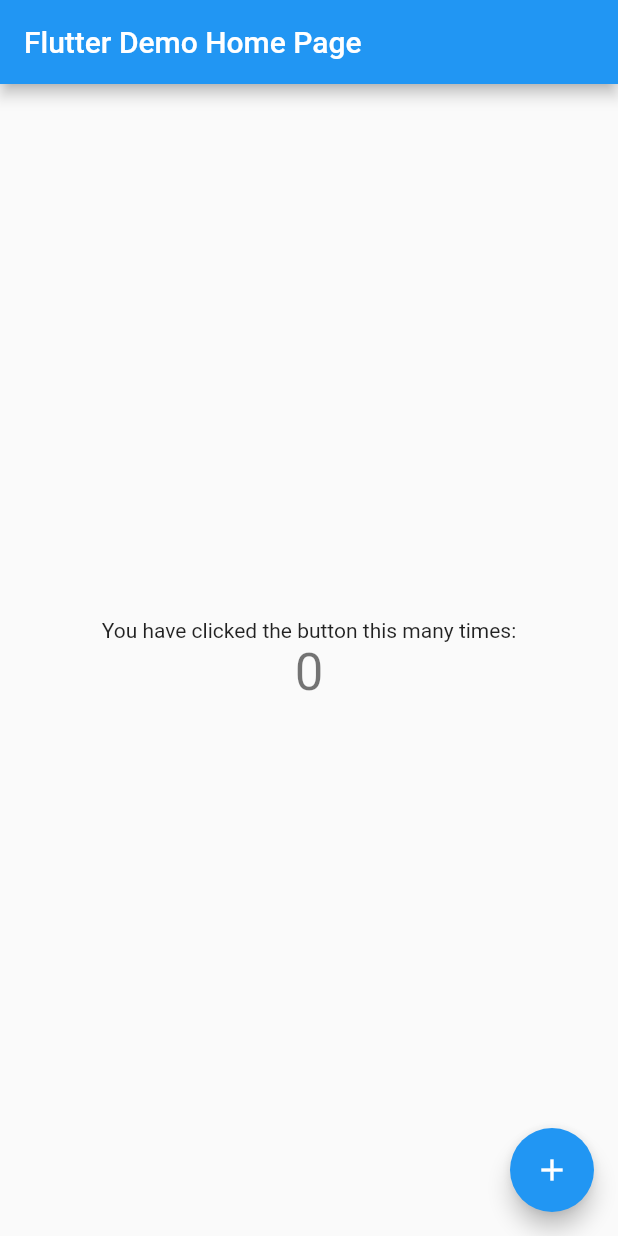
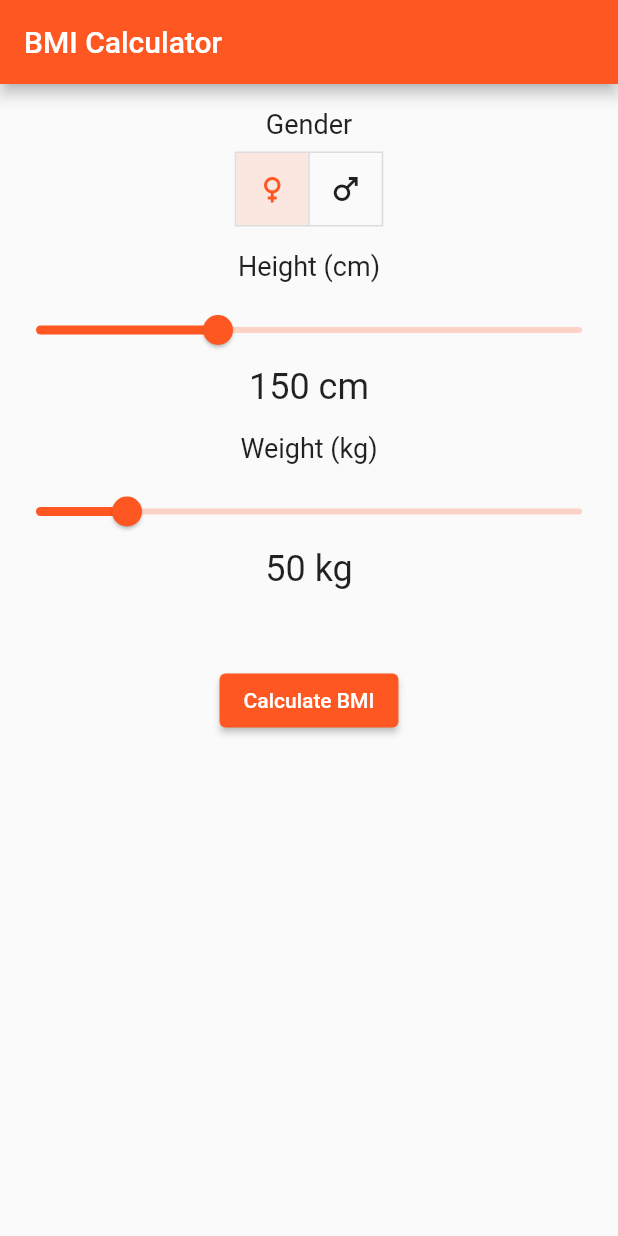
Before and after one commit to aniqaqill/BMI-Calculator, a Flutter app: the screen it shows after launch, on a phone screen of 412 x 824 dp. Run offline on Flutter 3.47's test engine with Material 2 defaults, Android fonts, the phone set to English and light mode, and no system bars.

Commit message:
Create a simple BMI calculator App

```diff
--- /dev/null
+++ b/lib/bmi_calculator.dart
@@ -0,0 +1,142 @@
+import 'package:flutter/material.dart';
+
+class BMICalculator extends StatefulWidget {
+  const BMICalculator({Key? key}) : super(key: key);
+
+  @override
+  // ignore: library_private_types_in_public_api
+  _BMICalculatorState createState() => _BMICalculatorState();
+}
+
+class _BMICalculatorState extends State<BMICalculator> {
+  int _selectedIndex = 0;
+  double _height = 150;
+  double _weight = 50;
+
+  void _onGenderSelected(int index) {
+    setState(() {
+      _selectedIndex = index;
+    });
+  }
+
+  void _onHeightChanged(double value) {
+    setState(() {
+      _height = value;
+    });
+  }
+
+  void _onWeightChanged(double value) {
+    setState(() {
+      _weight = value;
+    });
+  }
+
+  void _onSubmit() {
+    double bmi = _weight / ((_height / 100) * (_height / 100));
+    String result = _getResultText(bmi);
+    showDialog(
+      context: context,
+      builder: (_) => AlertDialog(
+        title: const Text('BMI Result'),
+        content: Text(result),
+        actions: [
+          TextButton(
+            onPressed: () {
+              Navigator.pop(context);
+            },
+            child: const Text('OK'),
+          ),
+        ],
+      ),
+    );
+  }
+
+  String _getResultText(double bmi) {
+    String result;
+    if (bmi < 18.5) {
+      result = 'Underweight (BMI: ${bmi.toStringAsFixed(1)})';
+    } else if (bmi < 25) {
+      result = 'Normal (BMI: ${bmi.toStringAsFixed(1)})';
+    } else if (bmi < 30) {
+      result = 'Overweight (BMI: ${bmi.toStringAsFixed(1)})';
+    } else {
+      result = 'Obese (BMI: ${bmi.toStringAsFixed(1)})';
+    }
+    return result;
+  }
+
+  @override
+  Widget build(BuildContext context) {
+    return Scaffold(
+      appBar: AppBar(
+        title: const Text('BMI Calculator'),
+      ),
+      body: Column(
+        mainAxisAlignment: MainAxisAlignment.start,
+        crossAxisAlignment: CrossAxisAlignment.center,
+        children: [
+          const SizedBox(height: 16),
+          const Text(
+            'Gender',
+            style: TextStyle(fontSize: 18),
+          ),
+          const SizedBox(height: 8),
+          ToggleButtons(
+            isSelected: [_selectedIndex == 0, _selectedIndex == 1],
+            onPressed: _onGenderSelected,
+            selectedColor: Theme.of(context).colorScheme.secondary,
+            children: const [
+              Icon(Icons.female),
+              Icon(Icons.male),
+            ],
+          ),
+          const SizedBox(height: 16),
+          const Text(
+            'Height (cm)',
+            style: TextStyle(fontSize: 18),
+          ),
+          const SizedBox(height: 8),
+          Slider(
+            value: _height,
+            min: 100,
+            max: 250,
+            onChanged: _onHeightChanged,
+          ),
+          Text(
+            '${_height.toStringAsFixed(0)} cm',
+            textAlign: TextAlign.center,
+            style: const TextStyle(fontSize: 24),
+          ),
+          const SizedBox(height: 16),
+          const Text(
+            'Weight (kg)',
+            style: TextStyle(fontSize: 18),
+          ),
+          const SizedBox(height: 8),
+          Slider(
+            value: _weight,
+            min: 30,
+            max: 150,
+            onChanged: _onWeightChanged,
+          ),
+          Text(
+            '${_weight.toStringAsFixed(0)} kg',
+            textAlign: TextAlign.center,
+            style: const TextStyle(fontSize: 24),
+          ),
+          const SizedBox(height: 50),
+          ElevatedButton(
+              onPressed: () {
+                _onSubmit();
+              },
+              style: ButtonStyle(
+                backgroundColor: MaterialStateProperty.all<Color>(
+                  Theme.of(context).colorScheme.secondary,
+                ),
+              ),
+              child: const Text('Calculate BMI')),
+        ],
+      ),
+    );
+  }
+}
--- a/lib/main.dart
+++ b/lib/main.dart
@@ -1,4 +1,5 @@
 import 'package:flutter/material.dart';
+import 'bmi_calculator.dart';
 
 void main() {
   runApp(const MyApp());
@@ -11,105 +12,12 @@
   @override
   Widget build(BuildContext context) {
     return MaterialApp(
-      title: 'Flutter Demo',
+      title: 'BMI Calculator',
       theme: ThemeData(
-        // This is the theme of your application.
-        //
-        // Try running your application with "flutter run". You'll see the
-        // application has a blue toolbar. Then, without quitting the app, try
-        // changing the primarySwatch below to Colors.green and then invoke
-        // "hot reload" (press "r" in the console where you ran "flutter run",
-        // or simply save your changes to "hot reload" in a Flutter IDE).
-        // Notice that the counter didn't reset back to zero; the application
-        // is not restarted.
-        primarySwatch: Colors.blue,
+        primarySwatch: Colors.deepOrange,
       ),
-      home: const MyHomePage(title: 'Flutter Demo Home Page'),
+      // home: const MyHomePage(title: 'Aniq BMI Calculator'),
+      home: BMICalculator(),
     );
   }
 }
-
-class MyHomePage extends StatefulWidget {
-  const MyHomePage({super.key, required this.title});
-
-  // This widget is the home page of your application. It is stateful, meaning
-  // that it has a State object (defined below) that contains fields that affect
-  // how it looks.
-
-  // This class is the configuration for the state. It holds the values (in this
-  // case the title) provided by the parent (in this case the App widget) and
-  // used by the build method of the State. Fields in a Widget subclass are
-  // always marked "final".
-
-  final String title;
-
-  @override
-  State<MyHomePage> createState() => _MyHomePageState();
-}
-
-class _MyHomePageState extends State<MyHomePage> {
-  int _counter = 0;
-
-  void _incrementCounter() {
-    setState(() {
-      // This call to setState tells the Flutter framework that something has
-      // changed in this State, which causes it to rerun the build method below
-      // so that the display can reflect the updated values. If we changed
-      // _counter without calling setState(), then the build method would not be
-      // called again, and so nothing would appear to happen.
-      _counter++;
-    });
-  }
-
-  @override
-  Widget build(BuildContext context) {
-    // This method is rerun every time setState is called, for instance as done
-    // by the _incrementCounter method above.
-    //
-    // The Flutter framework has been optimized to make rerunning build methods
-    // fast, so that you can just rebuild anything that needs updating rather
-    // than having to individually change instances of widgets.
-    return Scaffold(
-      appBar: AppBar(
-        // Here we take the value from the MyHomePage object that was created by
-        // the App.build method, and use it to set our appbar title.
-        title: Text(widget.title),
-      ),
-      body: Center(
-        // Center is a layout widget. It takes a single child and positions it
-        // in the middle of the parent.
-        child: Column(
-          // Column is also a layout widget. It takes a list of children and
-          // arranges them vertically. By default, it sizes itself to fit its
-          // children horizontally, and tries to be as tall as its parent.
-          //
-          // Invoke "debug painting" (press "p" in the console, choose the
-          // "Toggle Debug Paint" action from the Flutter Inspector in Android
-          // Studio, or the "Toggle Debug Paint" command in Visual Studio Code)
-          // to see the wireframe for each widget.
-          //
-          // Column has various properties to control how it sizes itself and
-          // how it positions its children. Here we use mainAxisAlignment to
-          // center the children vertically; the main axis here is the vertical
-          // axis because Columns are vertical (the cross axis would be
-          // horizontal).
-          mainAxisAlignment: MainAxisAlignment.center,
-          children: <Widget>[
-            const Text(
-              'You have clicked the button this many times:',
-            ),
-            Text(
-              '$_counter',
-              style: Theme.of(context).textTheme.headlineMedium,
-            ),
-          ],
-        ),
-      ),
-      floatingActionButton: FloatingActionButton(
-        onPressed: _incrementCounter,
-        tooltip: 'Increment',
-        child: const Icon(Icons.add),
-      ), // This trailing comma makes auto-formatting nicer for build methods.
-    );
-  }
-}
```
